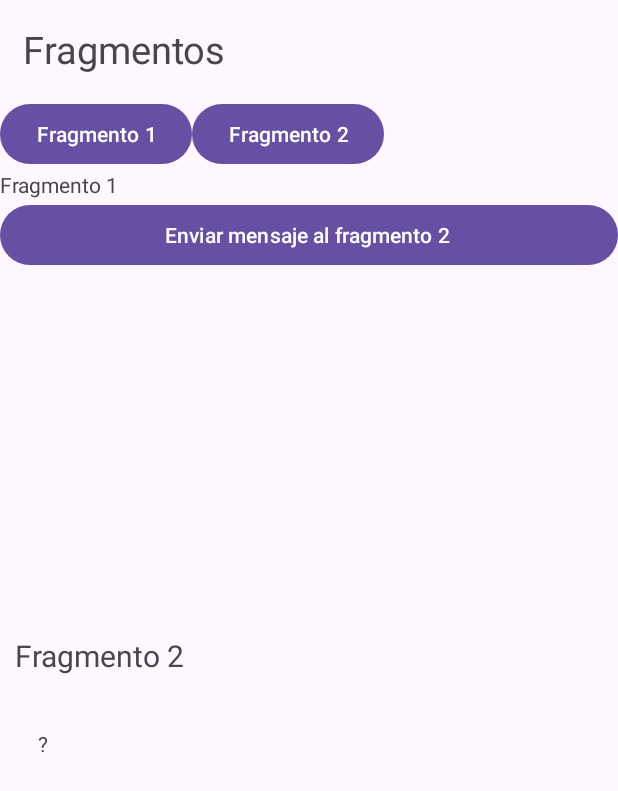
After one commit to alexandervcc/tutoring, an Android app: the Frag1Fragment screen opened directly, with no data from a screen before it, on a phone screen of 412 x 824 dp. The commit adds this screen. Shown: the top 791 px of the screen. Run offline under Robolectric (Android 15) with nearby library versions, the phone set to English and light mode, and no system bars.

Commit message:
Fragmentos: Creacion, transacciones, comunicacion

```diff
--- a/android/03-11_clases/app/src/main/AndroidManifest.xml
+++ b/android/03-11_clases/app/src/main/AndroidManifest.xml
@@ -12,10 +12,14 @@
         android:supportsRtl="true"
         android:theme="@style/Theme.ActividadesYCicloDeVida"
         tools:targetApi="31">
+        <activity
+            android:name=".FragmentsActivity"
+            android:exported="false" />
+
         <service
             android:name=".services.BoundService"
             android:enabled="true"
-            android:exported="true"></service>
+            android:exported="true" />
         <service
             android:name=".services.LogService"
             android:enabled="true"
--- /dev/null
+++ b/android/03-11_clases/app/src/main/java/owl/knows/actividadesyciclodevida/FragmentsActivity.kt
@@ -0,0 +1,46 @@
+package owl.knows.actividadesyciclodevida
+
+import androidx.appcompat.app.AppCompatActivity
+import android.os.Bundle
+import android.widget.Toast
+import owl.knows.actividadesyciclodevida.databinding.ActivityFragmentsBinding
+import owl.knows.actividadesyciclodevida.fragments.Frag1Fragment
+import owl.knows.actividadesyciclodevida.fragments.Frag2Fragment
+import owl.knows.actividadesyciclodevida.fragments.IComunicacion
+
+class FragmentsActivity : AppCompatActivity(), IComunicacion {
+    private lateinit var binding:ActivityFragmentsBinding
+    override fun onCreate(savedInstanceState: Bundle?) {
+        super.onCreate(savedInstanceState)
+        this.binding = ActivityFragmentsBinding.inflate(layoutInflater)
+        setContentView(binding.root)
+
+
+        binding.btnFragm1.setOnClickListener {
+            supportFragmentManager.beginTransaction().apply {
+                replace(R.id.fragmentContainerView, Frag1Fragment())
+                commit()
+            }
+        }
+
+        binding.btnFragm2.setOnClickListener {
+            supportFragmentManager.beginTransaction().apply {
+                replace(R.id.fragmentContainerView, Frag2Fragment())
+                commit()
+            }
+        }
+    }
+
+
+    override fun enviarMensaje(mensage:String){
+        // obtener referencia al fragmento
+        val fragm2 = supportFragmentManager.findFragmentById(R.id.fragmentContainerView2) as Frag2Fragment
+        if(fragm2==null){
+            Toast.makeText(this,"Fragmento no encontrado",Toast.LENGTH_SHORT).show()
+            return
+        }
+        //pasar el mensaje
+         fragm2.recibirMensaje(mensage)
+        // Toast.makeText(this,"Mensjae enviado al fragmento",Toast.LENGTH_SHORT).show()
+    }
+}
--- a/android/03-11_clases/app/src/main/java/owl/knows/actividadesyciclodevida/MainActivity.kt
+++ b/android/03-11_clases/app/src/main/java/owl/knows/actividadesyciclodevida/MainActivity.kt
@@ -73,6 +73,11 @@ class MainActivity : AppCompatActivity() {
             startActivity(intentEmail)
 
         }
+
+        this.binding.btnFragmentos.setOnClickListener {
+            val intent = Intent(this,FragmentsActivity::class.java)
+            startActivity(intent)
+        }
     }
 
 
--- /dev/null
+++ b/android/03-11_clases/app/src/main/java/owl/knows/actividadesyciclodevida/fragments/Frag1Fragment.kt
@@ -0,0 +1,54 @@
+package owl.knows.actividadesyciclodevida.fragments
+
+import android.os.Bundle
+import android.util.Log
+import android.view.LayoutInflater
+import android.view.View
+import android.view.ViewGroup
+import android.widget.Button
+import android.widget.Toast
+import androidx.fragment.app.Fragment
+import owl.knows.actividadesyciclodevida.R
+
+// TODO: Rename parameter arguments, choose names that match
+// the fragment initialization parameters, e.g. ARG_ITEM_NUMBER
+private const val ARG_PARAM1 = "param1"
+private const val ARG_PARAM2 = "param2"
+
+
+class Frag1Fragment : Fragment() {
+    private var param1: String? = null
+    private var param2: String? = null
+    private lateinit var objectoIComunicacion: IComunicacion
+
+    override fun onCreate(savedInstanceState: Bundle?) {
+        super.onCreate(savedInstanceState)
+        arguments?.let {
+            param1 = it.getString(ARG_PARAM1)
+            param2 = it.getString(ARG_PARAM2)
+        }
+    }
+
+    override fun onCreateView(
+        inflater: LayoutInflater, container: ViewGroup?,
+        savedInstanceState: Bundle?
+    ): View? {
+        // Inflate the layout for this fragment
+        return inflater.inflate(R.layout.fragment_frag1, container, false)
+    }
+
+    override fun onViewCreated(view: View, savedInstanceState: Bundle?) {
+        super.onViewCreated(view, savedInstanceState)
+        this.objectoIComunicacion = activity as IComunicacion
+        if(this.objectoIComunicacion == null){
+            //Toast.makeText(activity,"Actividad no encontrada desde Fragmento 1",Toast.LENGTH_SHORT).show()
+            Log.d("FRAGMENTS","Actividad no encontrada desde Fragmento 1")
+            return
+        }
+        Log.d("FRAGMENTS","Actividad: ${activity?.componentName}")
+
+        view.findViewById<Button>(R.id.btnEnviarMensajeFragmento2).setOnClickListener {
+            this.objectoIComunicacion.enviarMensaje("Hola desde el fragmento 1")
+        }
+    }
+}
--- /dev/null
+++ b/android/03-11_clases/app/src/main/java/owl/knows/actividadesyciclodevida/fragments/Frag2Fragment.kt
@@ -0,0 +1,33 @@
+package owl.knows.actividadesyciclodevida.fragments
+
+import android.os.Bundle
+import androidx.fragment.app.Fragment
+import android.view.LayoutInflater
+import android.view.View
+import android.view.ViewGroup
+import owl.knows.actividadesyciclodevida.R
+import owl.knows.actividadesyciclodevida.databinding.FragmentFrag1Binding
+import owl.knows.actividadesyciclodevida.databinding.FragmentFrag2Binding
+
+
+class Frag2Fragment : Fragment() {
+    private var binding:FragmentFrag2Binding? = null
+
+    override fun onCreateView(
+        inflater: LayoutInflater,
+        container: ViewGroup?,
+        savedInstanceState: Bundle?
+    ): View? {
+        this.binding = FragmentFrag2Binding.inflate(layoutInflater)
+        return this.binding?.root
+    }
+
+    fun recibirMensaje(mensaje:String){
+        this.binding?.tvMensajeDesdeFragmento1?.text=mensaje
+    }
+
+    override fun onDestroyView() {
+        super.onDestroyView()
+        binding = null
+    }
+}
--- /dev/null
+++ b/android/03-11_clases/app/src/main/java/owl/knows/actividadesyciclodevida/fragments/IComunicacion.kt
@@ -0,0 +1,5 @@
+package owl.knows.actividadesyciclodevida.fragments
+
+interface IComunicacion {
+    fun enviarMensaje(mensage:String)
+}
--- /dev/null
+++ b/android/03-11_clases/app/src/main/res/layout/activity_fragments.xml
@@ -0,0 +1,45 @@
+<?xml version="1.0" encoding="utf-8"?>
+<LinearLayout xmlns:android="http://schemas.android.com/apk/res/android"
+    xmlns:app="http://schemas.android.com/apk/res-auto"
+    xmlns:tools="http://schemas.android.com/tools"
+    android:layout_width="match_parent"
+    android:layout_height="match_parent"
+    android:orientation="vertical"
+    tools:context=".FragmentsActivity">
+
+    <TextView
+        android:layout_width="match_parent"
+        android:layout_height="wrap_content"
+        android:text="Fragmentos"
+        android:padding="15dp"
+        android:textSize="25dp"/>
+
+    <LinearLayout
+        android:layout_width="match_parent"
+        android:layout_height="wrap_content">
+        <Button
+            android:id="@+id/btnFragm1"
+            android:layout_width="wrap_content"
+            android:layout_height="match_parent"
+            android:text="Fragmento 1"/>
+        <Button
+            android:id="@+id/btnFragm2"
+            android:layout_width="wrap_content"
+            android:layout_height="match_parent"
+            android:text="Fragmento 2"/>
+
+    </LinearLayout>
+
+    <androidx.fragment.app.FragmentContainerView
+        android:id="@+id/fragmentContainerView"
+        android:name="owl.knows.actividadesyciclodevida.fragments.Frag1Fragment"
+        android:layout_width="match_parent"
+        android:layout_height="300dp" />
+    <androidx.fragment.app.FragmentContainerView
+        android:id="@+id/fragmentContainerView2"
+        android:name="owl.knows.actividadesyciclodevida.fragments.Frag2Fragment"
+        android:layout_width="match_parent"
+        android:layout_height="300dp" />
+
+
+</LinearLayout>
--- a/android/03-11_clases/app/src/main/res/layout/activity_main.xml
+++ b/android/03-11_clases/app/src/main/res/layout/activity_main.xml
@@ -64,7 +64,11 @@
             android:layout_width="match_parent"
             android:layout_height="wrap_content"
             android:text="Servicio" />
-
+        <Button
+            android:id="@+id/btnFragmentos"
+            android:layout_width="match_parent"
+            android:layout_height="wrap_content"
+            android:text="Fragmentos" />
 
     </LinearLayout>
 
--- /dev/null
+++ b/android/03-11_clases/app/src/main/res/layout/fragment_frag1.xml
@@ -0,0 +1,29 @@
+<?xml version="1.0" encoding="utf-8"?>
+<FrameLayout
+    android:id="@+id/fragment1"
+    xmlns:android="http://schemas.android.com/apk/res/android"
+    xmlns:tools="http://schemas.android.com/tools"
+    android:layout_width="match_parent"
+    android:layout_height="match_parent"
+    tools:context=".fragments.Frag1Fragment">
+
+<LinearLayout
+    xmlns:android="http://schemas.android.com/apk/res/android"
+    xmlns:app="http://schemas.android.com/apk/res-auto"
+    xmlns:tools="http://schemas.android.com/tools"
+    android:layout_width="match_parent"
+    android:layout_height="match_parent"
+    android:orientation="vertical">
+    <TextView
+        android:layout_width="match_parent"
+        android:layout_height="wrap_content"
+        android:text="Fragmento 1" />
+
+    <Button
+        android:id="@+id/btnEnviarMensajeFragmento2"
+        android:layout_width="match_parent"
+        android:layout_height="wrap_content"
+        android:text="Enviar mensaje al fragmento 2 " />
+</LinearLayout>
+
+</FrameLayout>
--- /dev/null
+++ b/android/03-11_clases/app/src/main/res/layout/fragment_frag2.xml
@@ -0,0 +1,30 @@
+<?xml version="1.0" encoding="utf-8"?>
+<FrameLayout xmlns:android="http://schemas.android.com/apk/res/android"
+    xmlns:tools="http://schemas.android.com/tools"
+    android:layout_width="match_parent"
+    android:layout_height="match_parent"
+    tools:context=".fragments.Frag2Fragment"
+    android:id="@+id/fragment2">
+
+    <LinearLayout
+        android:layout_width="match_parent"
+        android:layout_height="match_parent"
+        android:orientation="vertical">
+
+        <TextView
+            android:layout_width="match_parent"
+            android:layout_height="wrap_content"
+            android:textSize="20dp"
+            android:padding="10dp"
+            android:text="Fragmento 2" />
+
+        <TextView
+            android:id="@+id/tvMensajeDesdeFragmento1"
+            android:layout_width="match_parent"
+            android:layout_height="wrap_content"
+            android:padding="25dp"
+            android:text="\?"
+            />
+    </LinearLayout>
+
+</FrameLayout>
--- a/android/03-11_clases/app/src/main/res/values/strings.xml
+++ b/android/03-11_clases/app/src/main/res/values/strings.xml
@@ -1,4 +1,6 @@
 <resources>
     <string name="app_name">ActividadesYCicloDeVida</string>
     <string name="saludo">Hello World!</string>
+    <!-- TODO: Remove or change this placeholder text -->
+    <string name="hello_blank_fragment">Hello blank fragment</string>
 </resources>
```
